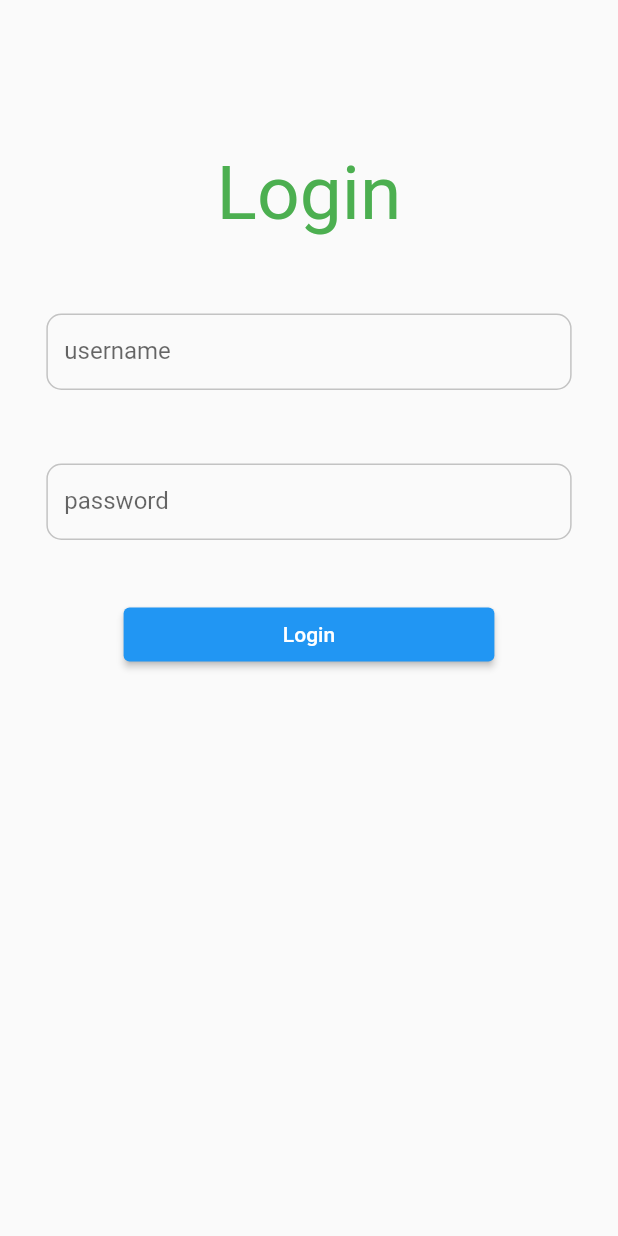
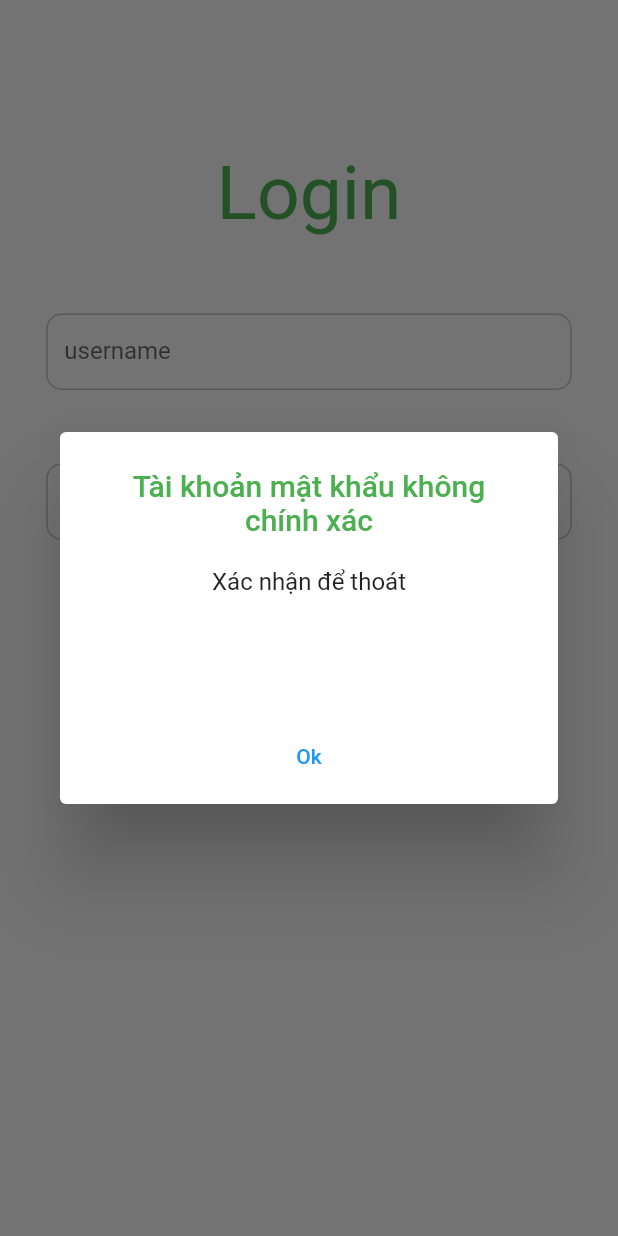
Before and after one commit to khanhluongHA/musicApp_and_weatherApp, a Flutter app: the screen it shows after launch, after a tap on "Login", on a phone screen of 412 x 824 dp. Run offline on Flutter 3.47's test engine with Material 2 defaults, Android fonts, the phone set to English and light mode, and no system bars; our stand-ins replace bloc, equatable, flutter_bloc.

Commit message:
làm chức năng đăng ký tài khoản

```diff
--- a/lib/bloc/login_bloc.dart
+++ b/lib/bloc/login_bloc.dart
@@ -1,5 +1,6 @@
 import 'package:bloc/bloc.dart';
 import 'package:equatable/equatable.dart';
+import 'package:test_bloc/config/print_color.dart';
 import 'package:test_bloc/models/user_model.dart';
 part 'login_event.dart';
 part 'login_state.dart';
@@ -15,18 +16,18 @@ class LoginBloc extends Bloc<LoginEvent, LoginState> {
   void authLogin(AuthLogin event, Emitter<LoginState> emit) {
     emit(state.copyWith(
         user: UserModel(userName: event.name, password: event.pass)));
-    print(state.user!.userName);
-    print(state.user!.password);
-    print('heheh');
+    printGreen(state.user!.userName);
+    printGreen(state.user!.password);
   }
 
   void checkUser(CheckUser event, Emitter<LoginState> emit) {
     for (int i = 0; i < itemUsers.length; i++) {
-      print(i);
       if (itemUsers[i].userName == state.user!.userName &&
           itemUsers[i].password == state.user!.password) {
         emit(state.copyWith(isLogin: true));
-        print('Tài khoản chính xác');
+        printGreen('Tài khoản chính xác');
+      } else {
+        emit(state.copyWith(isLogin: false));
       }
     }
   }
--- a/lib/bloc/login_event.dart
+++ b/lib/bloc/login_event.dart
@@ -18,3 +18,7 @@ class AuthLogin extends LoginEvent {
 class CheckUser extends LoginEvent {
   const CheckUser();
 }
+
+class RegisterAccount extends LoginEvent{
+
+}
--- a/lib/bloc/login_state.dart
+++ b/lib/bloc/login_state.dart
@@ -2,19 +2,16 @@ part of 'login_bloc.dart';
 
 // ignore: must_be_immutable
 class LoginState extends Equatable {
-  const LoginState({
+  LoginState({
     this.user,
     this.isLogin = false,
   });
 
   final UserModel? user;
 
-  final bool isLogin;
+  bool isLogin;
 
-  LoginState copyWith({
-    UserModel? user,
-    bool? isLogin,
-  }) {
+  LoginState copyWith({UserModel? user, bool? isLogin}) {
     return LoginState(
       user: user ?? this.user,
       isLogin: isLogin ?? this.isLogin,
--- /dev/null
+++ b/lib/bloc/register_event.dart
@@ -0,0 +1,19 @@
+part of 'register_bloc.dart';
+
+sealed class RegisterEvent extends Equatable {
+  const RegisterEvent();
+
+  @override
+  List<Object> get props => [];
+}
+
+class RegisterCheck extends RegisterEvent {
+  const RegisterCheck(
+      {this.newUsername = '',
+      this.newPassword = '',
+      this.newConfirmPassword = ''});
+
+  final String newUsername;
+  final String newPassword;
+  final String newConfirmPassword;
+}
--- /dev/null
+++ b/lib/bloc/register_state.dart
@@ -0,0 +1,40 @@
+part of 'register_bloc.dart';
+
+class RegisterState extends Equatable {
+  const RegisterState({
+    this.username = '',
+    this.password = '',
+    this.confirmPassword = '',
+    this.isUserName = false,
+    this.isPassword = false,
+    this.isRegister = false,
+  });
+
+  final String username;
+  final String password;
+  final String confirmPassword;
+  final bool isUserName;
+  final bool isPassword;
+  final bool isRegister;
+
+  RegisterState copyWith(
+      {String? username,
+      String? password,
+      String? confirmPassword,
+      bool? isUserName,
+      bool? isPassword,
+      bool? isRegister}) {
+    return RegisterState(
+      username: username ?? this.username,
+      password: password ?? this.password,
+      confirmPassword: confirmPassword ?? this.confirmPassword,
+      isUserName: isUserName ?? this.isUserName,
+      isPassword: isPassword ?? this.isPassword,
+      isRegister: isRegister ?? this.isRegister,
+    );
+  }
+
+  @override
+  List<Object> get props =>
+      [username, password, confirmPassword, isUserName, isPassword, isRegister];
+}
--- a/lib/main.dart
+++ b/lib/main.dart
@@ -1,7 +1,8 @@
 import 'package:flutter/material.dart';
 import 'package:flutter_bloc/flutter_bloc.dart';
 import 'package:test_bloc/bloc/login_bloc.dart';
-import 'package:test_bloc/screens/login_page.dart';
+import 'package:test_bloc/bloc/register_bloc.dart';
+import 'package:test_bloc/screens/login_screen.dart';
 
 void main() {
   runApp(const MyApp());
@@ -13,13 +14,19 @@ class MyApp extends StatelessWidget {
   // This widget is the root of your application.
   @override
   Widget build(BuildContext context) {
-    return MaterialApp(
-      title: 'Flutter Demo',
-      home: MultiBlocProvider(providers: [
+    return MultiBlocProvider(
+      providers: [
         BlocProvider(
           create: (context) => LoginBloc(),
         ),
-      ], child: const LoginPage()),
+        BlocProvider(
+          create: (context) => RegisterBloc(),
+        ),
+      ],
+      child: MaterialApp(
+        title: 'Flutter Demo',
+        home: LoginScreen(),
+      ),
     );
   }
 }
--- a/lib/screens/login_page.dart
+++ /dev/null
@@ -1,108 +0,0 @@
-import 'package:flutter/material.dart';
-import 'package:flutter_bloc/flutter_bloc.dart';
-import 'package:test_bloc/bloc/login_bloc.dart';
-import 'package:test_bloc/screens/home_app.dart';
-import 'package:test_bloc/widgets/custom_textfield_login.dart';
-
-class LoginPage extends StatefulWidget {
-  const LoginPage({super.key});
-
-  @override
-  State<LoginPage> createState() => _LoginPageState();
-}
-
-class _LoginPageState extends State<LoginPage> {
-  final TextEditingController userNameController = TextEditingController();
-  final TextEditingController passwordController = TextEditingController();
-  // @override
-  // void dispose() {
-  //   userNameController.dispose();
-  //   passwordController.dispose();
-  //   super.dispose();
-  // }
-
-  @override
-  Widget build(BuildContext context) {
-    final LoginBloc blocRead = context.read<LoginBloc>();
-    return Scaffold(
-      body: Center(
-          child: BlocBuilder<LoginBloc, LoginState>(builder: (context, state) {
-        return Column(
-          children: [
-            const SizedBox(
-              height: 100,
-            ),
-            const Text(
-              'Login',
-              style: TextStyle(color: Colors.green, fontSize: 50),
-            ),
-            const SizedBox(
-              height: 50,
-            ),
-            CustomTextfieldLogin(
-                labelText: 'username', controller: userNameController),
-            const SizedBox(
-              height: 30,
-            ),
-            CustomTextfieldLogin(
-                labelText: 'password', controller: passwordController),
-            const SizedBox(
-              height: 20,
-            ),
-            SizedBox(
-                width: MediaQuery.of(context).size.width * 0.6,
-                child: ElevatedButton(
-                    onPressed: () async {
-                      blocRead.add(AuthLogin(
-                          userNameController.text, passwordController.text));
-                      blocRead.add(const CheckUser());
-                      if (state.isLogin) {
-                        Navigator.push(
-                            context,
-                            MaterialPageRoute(
-                                builder: (context) => const HomeApp()));
-                      }
-                    },
-                    child: const Text('Login')))
-          ],
-        );
-      })),
-    );
-  }
-}
-
-Future<void> _showAlertDialog(BuildContext context) async {
-  return showDialog<void>(
-    context: context,
-    barrierDismissible: false, // user must tap button!
-    builder: (BuildContext context) {
-      return AlertDialog(
-        // <-- SEE HERE
-        title: Text('Tài khoản mật khẩu không chính xác',
-            style: TextStyle(color: Colors.red), textAlign: TextAlign.center),
-        content: const SingleChildScrollView(
-          child: Row(
-            mainAxisAlignment: MainAxisAlignment.center,
-            children: <Widget>[
-              Text('Xác nhận để thoát?'),
-            ],
-          ),
-        ),
-        actions: <Widget>[
-          Row(
-            mainAxisAlignment: MainAxisAlignment.center,
-            children: [
-              TextButton(
-                child: const Text('Ok'),
-                onPressed: () {
-                  Navigator.of(context).pop();
-                },
-              ),
-            ],
-          ),
-        ],
-      );
-    },
-  );
-}
-// --- Button Widget --- //
--- /dev/null
+++ b/lib/screens/login_screen.dart
@@ -0,0 +1,105 @@
+import 'package:flutter/material.dart';
+import 'package:flutter_bloc/flutter_bloc.dart';
+import 'package:test_bloc/bloc/login_bloc.dart';
+import 'package:test_bloc/screens/home_app.dart';
+import 'package:test_bloc/screens/register_screen.dart';
+import 'package:test_bloc/widgets/custom_textfield_login.dart';
+import 'package:test_bloc/widgets/show_alert_dialog.dart';
+
+class LoginScreen extends StatelessWidget {
+  LoginScreen({super.key});
+
+  final TextEditingController userNameController = TextEditingController();
+
+  final TextEditingController passwordController = TextEditingController();
+  void login() {}
+  @override
+  Widget build(BuildContext context) {
+    final LoginBloc blocRead = context.read<LoginBloc>();
+    return Scaffold(
+      body: SingleChildScrollView(
+        child: Center(child:
+            BlocBuilder<LoginBloc, LoginState>(builder: (context, state) {
+          return Column(
+            children: [
+              const SizedBox(
+                height: 100,
+              ),
+              const Text(
+                'Login',
+                style: TextStyle(color: Colors.green, fontSize: 50),
+              ),
+              const SizedBox(
+                height: 50,
+              ),
+              CustomTextfieldLogin(
+                  labelText: 'username', controller: userNameController),
+              const SizedBox(
+                height: 30,
+              ),
+              CustomTextfieldLogin(
+                  labelText: 'password', controller: passwordController),
+              const SizedBox(
+                height: 20,
+              ),
+              SizedBox(
+                width: MediaQuery.of(context).size.width * 0.7,
+                height: 40,
+                child: ElevatedButton(
+                  onPressed: () {
+                    blocRead.add(AuthLogin(
+                        userNameController.text, passwordController.text));
+                    blocRead.add(const CheckUser());
+
+                    state.isLogin
+                        ? Navigator.push(
+                            context,
+                            MaterialPageRoute(
+                                builder: (context) => const HomeApp()))
+                        : ShowAlertDialog(
+                            context: context,
+                            title: 'Tài khoản mật khẩu không chính xác',
+                            content: 'Xác nhận để thoát',
+                            onPressed: () {
+                              Navigator.pop(context);
+                            },
+                          );
+
+                    userNameController.text = '';
+                    passwordController.text = '';
+                  },
+                  child: const Text('Login'),
+                ),
+              ),
+              const SizedBox(
+                height: 50,
+              ),
+              Padding(
+                // width: MediaQuery.of(context).size.width * 0.8,
+                padding: EdgeInsets.symmetric(
+                    horizontal: MediaQuery.of(context).size.width * 0.1),
+                child: Row(
+                  mainAxisAlignment: MainAxisAlignment.spaceBetween,
+                  children: [
+                    const Text('Bạn chưa có tài khoản ?'),
+                    TextButton(
+                      onPressed: () {
+                        Navigator.push(
+                          context,
+                          MaterialPageRoute(
+                            builder: (context) => const RegisterScreen(),
+                          ),
+                        );
+                      },
+                      child: const Text('Đăng ký'),
+                    )
+                  ],
+                ),
+              )
+            ],
+          );
+        })),
+      ),
+    );
+  }
+}
--- /dev/null
+++ b/lib/widgets/show_alert_dialog.dart
@@ -0,0 +1,51 @@
+import 'package:flutter/material.dart';
+
+// ignore: non_constant_identifier_names
+Future<void> ShowAlertDialog({
+  required BuildContext context,
+  required String title,
+  required String content,
+  required VoidCallback onPressed,
+}) async {
+  return showDialog<void>(
+    context: context,
+    barrierDismissible: false, // user must tap button!
+    builder: (BuildContext context) {
+      return AlertDialog(
+        // <-- SEE HERE
+        title: Text(title,
+            style: const TextStyle(color: Colors.green),
+            textAlign: TextAlign.center),
+        content: SingleChildScrollView(
+          child: Row(
+            mainAxisAlignment: MainAxisAlignment.center,
+            children: <Widget>[
+              SizedBox(
+                width: MediaQuery.of(context).size.width * 0.5,
+                height: 70,
+                child: Text(
+                  textAlign: TextAlign.center,
+                  content,
+                ),
+              ),
+            ],
+          ),
+        ),
+        actions: [
+          Row(
+            mainAxisAlignment: MainAxisAlignment.center,
+            children: [
+              TextButton(
+                child: const Text('Ok'),
+                onPressed: () {
+                  onPressed.call();
+                },
+              ),
+            ],
+          ),
+        ],
+      );
+    },
+  );
+}
+// --- Button Widget --- //
```
Also changed, not shown: lib/bloc/register_bloc.dart (added, +39 -0 lines), lib/config/print_color.dart (added, +19 -0 lines), lib/screens/home_app.dart (+16 -3 lines), lib/screens/register_screen.dart (added, +103 -0 lines).
